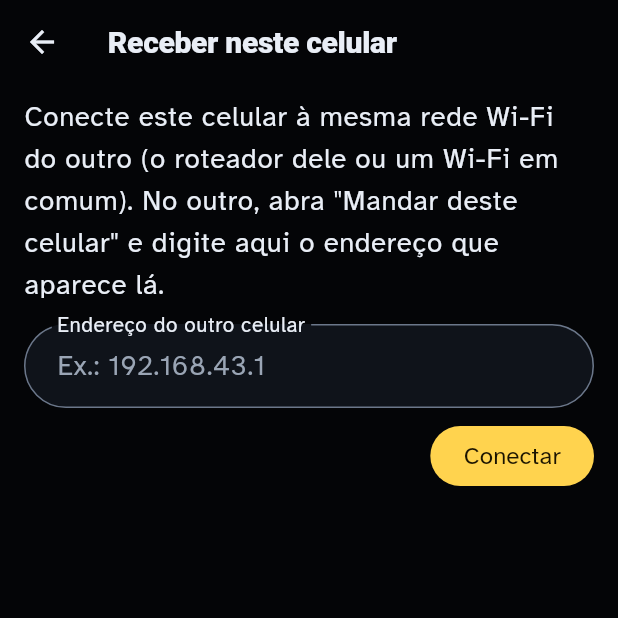
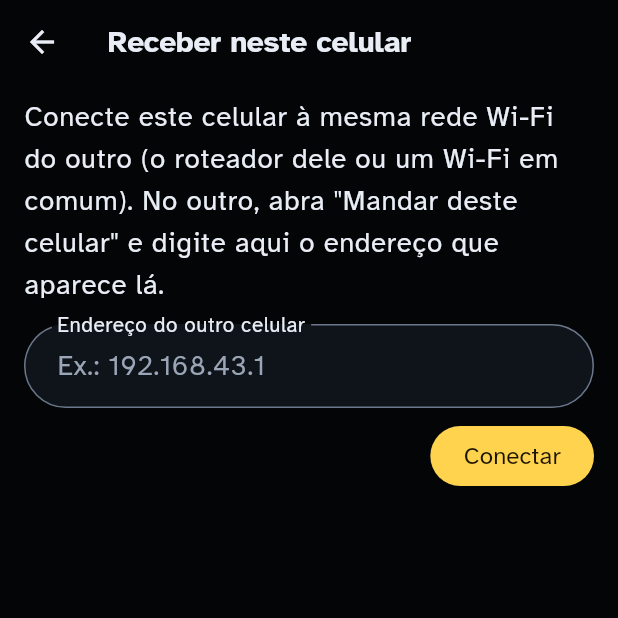
Before and after one commit to rubemkalebe/farol, a Flutter app: the TelaReceber screen opened directly, on a phone screen of 412 x 824 dp, the top half of it. Run offline on Flutter 3.47's test engine with Material 3 defaults, Android fonts, the phone set to English and light mode, and no system bars; our stand-ins replace flutter_markdown_plus, flutter_widget_from_html_core, pdf, qr_flutter, share_plus, shared_preferences and 1 more; missing offline and left inert: markdown, pdfx; accounts and stored records are empty.

Commit message:
README com telas e resumo em inglês; títulos na fonte do app
O topo do README agora mostra o que o Farol faz, com capturas das
telas principais, a imagem de prévia, selos e um resumo em inglês,
para quem chega pelo GitHub ou por busca.

Os títulos das telas, os textos de exemplo dos campos e os rótulos
usavam a fonte padrão do Android em vez da Atkinson Hyperlegible.

Co-Authored-By: Claude Opus 5.5 <noreply@anthropic.com>
Claude-Session: https://claude.ai/code/session_01PEuxXx9L1TqTxYbaF3ND4C

```diff
--- a/lib/tema.dart
+++ b/lib/tema.dart
@@ -49,6 +49,7 @@ final _base = ThemeData(
     surfaceTintColor: Colors.transparent,
     centerTitle: false,
     titleTextStyle: TextStyle(
+      fontFamily: fonteFarol,
       fontSize: 20,
       fontWeight: FontWeight.w800,
       color: corTexto,
@@ -68,7 +69,7 @@ final _base = ThemeData(
   inputDecorationTheme: InputDecorationTheme(
     filled: true,
     fillColor: corSuperficie,
-    hintStyle: const TextStyle(color: corTextoSuave),
+    hintStyle: const TextStyle(fontFamily: fonteFarol, color: corTextoSuave),
     contentPadding: const EdgeInsets.symmetric(horizontal: 18, vertical: 14),
     border: OutlineInputBorder(
       borderRadius: BorderRadius.circular(28),
@@ -87,7 +88,11 @@ final _base = ThemeData(
     backgroundColor: corSuperficie,
     side: BorderSide(color: corBorda),
     shape: StadiumBorder(),
-    labelStyle: TextStyle(color: corTexto, fontWeight: FontWeight.w600),
+    labelStyle: TextStyle(
+      fontFamily: fonteFarol,
+      color: corTexto,
+      fontWeight: FontWeight.w600,
+    ),
   ),
   bottomSheetTheme: const BottomSheetThemeData(
     backgroundColor: corSuperficieAlta,
```
Also changed, not shown: docs/previa-social.png (added), docs/telas/1-inicio.png (added), docs/telas/2-emergencia.png (added), docs/telas/3-guia.png (added), docs/telas/4-biblioteca.png (added), docs/telas/5-passar.png (added), 1 other file.
